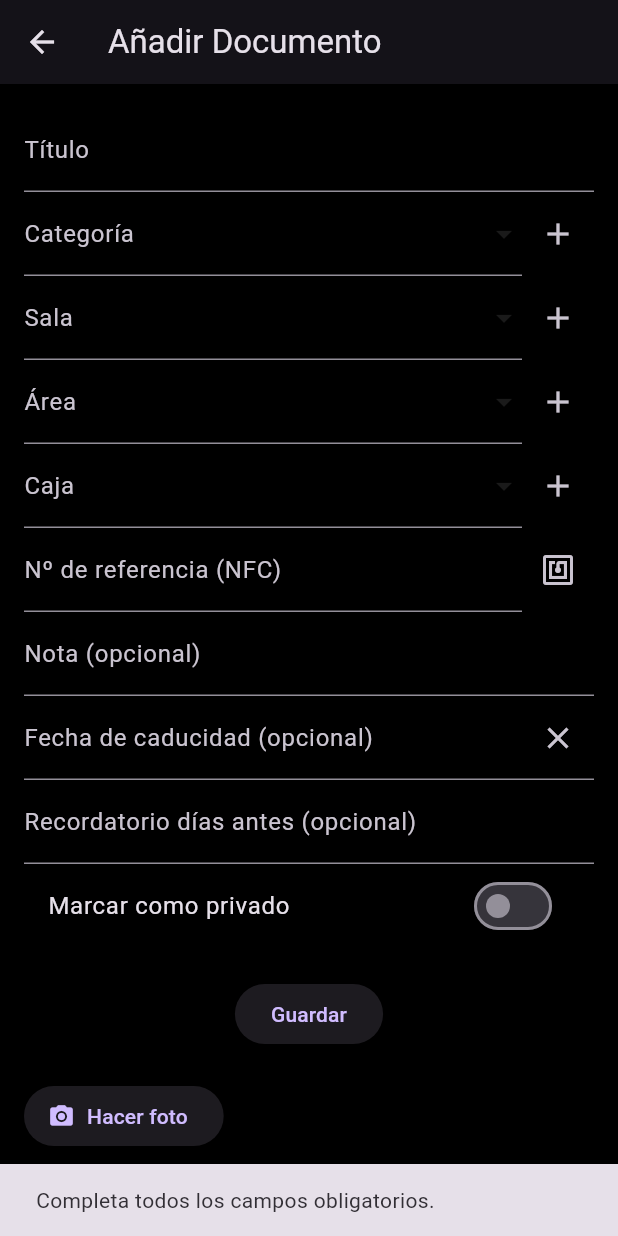
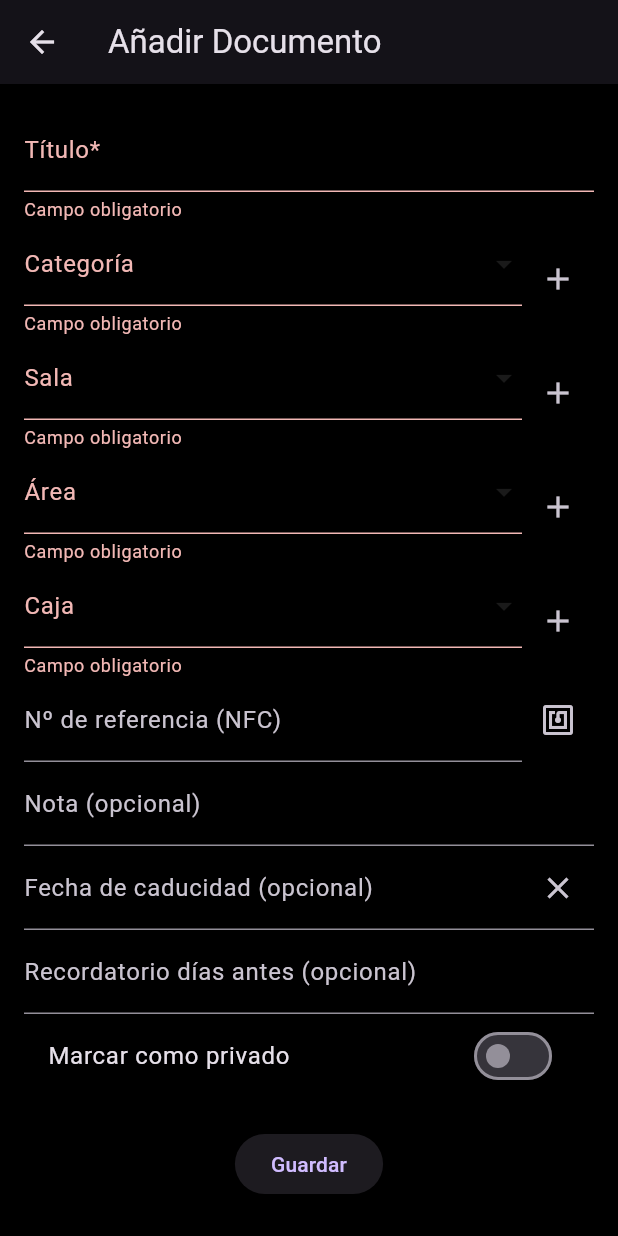
Before and after one commit to 0wen26/docudex, a Flutter app: the AddEditDocumentScreen screen opened directly, after a tap on "Guardar", on a phone screen of 412 x 824 dp. Run offline on Flutter 3.47's test engine with Material 3 defaults, Android fonts, the phone set to English and light mode, and no system bars; our stand-ins replace file_picker, flutter_colorpicker, get_it, image_picker, sqflite; missing offline and left inert: flutter_nfc_kit, ndef, nfc_manager; accounts and stored records are empty.

Commit message:
Refactor document form and add reusable widgets

```diff
--- a/lib/core/widgets/add_edit_document_form.dart
+++ b/lib/core/widgets/add_edit_document_form.dart
@@ -10,6 +10,7 @@
 import '../../database/database_helper.dart';
 import 'document_form_fields.dart';
 import 'add_category_dialog.dart';
+import '../../document_form_controllers.dart';
 
 class AddEditDocumentForm extends StatefulWidget {
   final Document? existingDocument;
@@ -22,11 +23,9 @@
 }
 
 class _AddEditDocumentFormState extends State<AddEditDocumentForm> {
-  final _titleController = TextEditingController();
-  final _noteController = TextEditingController();
-  final _referenceController = TextEditingController();
-  final _dateController = TextEditingController();
-  final _reminderController = TextEditingController();
+  final _formKey = GlobalKey<FormState>();
+  final _controllers = DocumentFormControllers();
+  bool _isSaving = false;
 
   List<Category> categories = [];
   List<String> rooms = [], areas = [], boxes = [];
@@ -57,14 +56,14 @@
 
       final doc = widget.existingDocument;
       if (doc != null) {
-        _titleController.text = doc.title;
+        _controllers.title.text = doc.title;
         selectedRoom = doc.locationRoom;
         selectedArea = doc.locationArea;
         selectedBox = doc.locationBox;
-        _noteController.text = doc.note ?? '';
-        _referenceController.text = doc.referenceNumber ?? '';
-        _dateController.text = doc.date ?? '';
-        _reminderController.text = doc.reminderDays?.toString() ?? '';
+        _controllers.note.text = doc.note ?? '';
+        _controllers.reference.text = doc.referenceNumber ?? '';
+        _controllers.date.text = doc.date ?? '';
+        _controllers.reminder.text = doc.reminderDays?.toString() ?? '';
         isPrivate = doc.isPrivate;
         selectedCategoryId = doc.categoryId;
         _imagePath = doc.imagePath;
@@ -91,29 +90,28 @@
   }
 
   Future<void> _saveDocument() async {
-    if (_titleController.text.trim().isEmpty ||
+    if (!_formKey.currentState!.validate() ||
         selectedCategoryId == null ||
         selectedRoom == null ||
         selectedArea == null ||
         selectedBox == null) {
-      ScaffoldMessenger.of(context).showSnackBar(
-        const SnackBar(content: Text('Completa todos los campos obligatorios.')),
-      );
       return;
     }
+
+    setState(() => _isSaving = true);
 
     final now = DateTime.now().toIso8601String();
     final doc = Document(
       id: widget.existingDocument?.id,
-      title: _titleController.text.trim(),
+      title: _controllers.title.text.trim(),
       categoryId: selectedCategoryId!,
       locationRoom: selectedRoom!,
       locationArea: selectedArea!,
       locationBox: selectedBox!,
-      note: _noteController.text.trim().isEmpty ? null : _noteController.text.trim(),
-      referenceNumber: _referenceController.text.trim().isEmpty ? null : _referenceController.text.trim(),
-      date: _dateController.text.trim().isEmpty ? null : _dateController.text.trim(),
-      reminderDays: int.tryParse(_reminderController.text.trim()),
+      note: _controllers.note.text.trim().isEmpty ? null : _controllers.note.text.trim(),
+      referenceNumber: _controllers.reference.text.trim().isEmpty ? null : _controllers.reference.text.trim(),
+      date: _controllers.date.text.trim().isEmpty ? null : _controllers.date.text.trim(),
+      reminderDays: int.tryParse(_controllers.reminder.text.trim()),
       isPrivate: isPrivate,
       nfcId: widget.existingDocument?.nfcId,
       imagePath: _imagePath,
@@ -127,19 +125,33 @@
       await DatabaseHelper().updateDocument(doc);
     }
 
+    setState(() => _isSaving = false);
     widget.onSaved?.call();
   }
 
   @override
+  void dispose() {
+    _controllers.title.dispose();
+    _controllers.note.dispose();
+    _controllers.reference.dispose();
+    _controllers.date.dispose();
+    _controllers.reminder.dispose();
+    super.dispose();
+  }
+
+  @override
   Widget build(BuildContext context) {
-    return Column(
-      children: [
-        DocumentFormFields(
-          titleController: _titleController,
-          noteController: _noteController,
-          referenceController: _referenceController,
-          dateController: _dateController,
-          reminderController: _reminderController,
+    return Form(
+      key: _formKey,
+      child: Column(
+        children: [
+          DocumentFormFields(
+          titleController: _controllers.title,
+          noteController: _controllers.note,
+          referenceController: _controllers.reference,
+          dateController: _controllers.date,
+          reminderController: _controllers.reminder,
+          isSaving: _isSaving,
           categories: categories,
           rooms: rooms,
           areas: areas,
--- a/lib/core/widgets/document_form_fields.dart
+++ b/lib/core/widgets/document_form_fields.dart
@@ -3,7 +3,7 @@
 import 'package:flutter/material.dart';
 import 'package:intl/intl.dart';
 import 'package:flutter_nfc_kit/flutter_nfc_kit.dart';
-import 'package:ndef/ndef.dart' as ndef;
+import '../../services/nfc_service.dart';
 import '../../data/models/category.dart';
 //import 'add_category_dialog.dart';
 import 'location_dialog.dart';
@@ -28,6 +28,7 @@
   final Future<void> Function() onAddCategory;
   final Future<void> Function() onReload;
   final VoidCallback onReadNfc;
+  final bool isSaving;
 
   const DocumentFormFields({super.key,
     required this.titleController,
@@ -52,7 +53,8 @@
     required this.onSubmit,
     required this.onAddCategory,
     required this.onReload,
-    required this.onReadNfc});
+    required this.onReadNfc,
+    required this.isSaving});
 
   @override
   State<DocumentFormFields> createState() => _DocumentFormFieldsState();
@@ -77,44 +79,22 @@
 
   Future<void> _readNfcTag() async {
     try {
-      final availability = await FlutterNfcKit.nfcAvailability;
-      if (availability != NFCAvailability.available) {
-        if (!mounted) return;
+      final id = await NfcService.readTagId();
+      if (!mounted) return;
+      if (id != null) {
+        widget.referenceController.text = id;
         ScaffoldMessenger.of(context).showSnackBar(
-          const SnackBar(content: Text('NFC no disponible.')),
-        );
-        return;
-      }
-
-      await FlutterNfcKit.poll(timeout: const Duration(seconds: 10));
-      final records = await FlutterNfcKit.readNDEFRecords();
-
-      String? tagText;
-      for (var record in records) {
-        if (record is ndef.TextRecord) {
-          tagText = record.text;
-          break;
-        }
-      }
-
-      await FlutterNfcKit.finish();
-
-      if (!mounted) return;
-
-      if (tagText != null && tagText.trim().isNotEmpty) {
-        widget.referenceController.text = tagText;
-        ScaffoldMessenger.of(context).showSnackBar(
-          SnackBar(content: Text('Referencia leída: \$tagText')),
+          SnackBar(content: Text('Referencia le\u00edda: ' + id)),
         );
       } else {
         ScaffoldMessenger.of(context).showSnackBar(
-          const SnackBar(content: Text('No se encontró texto válido en la etiqueta.')),
+          const SnackBar(content: Text('No se pudo leer la etiqueta.')),
         );
       }
     } catch (e) {
       if (!mounted) return;
       ScaffoldMessenger.of(context).showSnackBar(
-        SnackBar(content: Text('Error al leer NFC: \$e')),
+        SnackBar(content: Text('Error al leer NFC: ' + e.toString())),
       );
     }
   }
@@ -125,7 +105,9 @@
       children: [
         TextFormField(
           controller: widget.titleController,
-          decoration: const InputDecoration(labelText: 'Título'),
+          decoration: const InputDecoration(labelText: 'Título*'),
+          validator: (value) =>
+              (value == null || value.isEmpty) ? 'Campo obligatorio' : null,
         ),
         Row(
           children: [
@@ -135,6 +117,7 @@
                 items: widget.categories.map((cat) => DropdownMenuItem(value: cat.id, child: Text(cat.name))).toList(),
                 onChanged: widget.onCategoryChanged,
                 decoration: const InputDecoration(labelText: 'Categoría'),
+                validator: (val) => val == null ? 'Campo obligatorio' : null,
               ),
             ),
             IconButton(
@@ -143,9 +126,36 @@
             ),
           ],
         ),
-        buildLocationDropdown(context, 'Sala', 'room', widget.rooms, widget.selectedRoom, widget.onRoomChanged, widget.onReload),
-        buildLocationDropdown(context, 'Área', 'area', widget.areas, widget.selectedArea, widget.onAreaChanged, widget.onReload),
-        buildLocationDropdown(context, 'Caja', 'box', widget.boxes, widget.selectedBox, widget.onBoxChanged, widget.onReload),
+        buildLocationDropdown(
+          context,
+          'Sala',
+          'room',
+          widget.rooms,
+          widget.selectedRoom,
+          widget.onRoomChanged,
+          widget.onReload,
+          (val) => val == null ? 'Campo obligatorio' : null,
+        ),
+        buildLocationDropdown(
+          context,
+          'Área',
+          'area',
+          widget.areas,
+          widget.selectedArea,
+          widget.onAreaChanged,
+          widget.onReload,
+          (val) => val == null ? 'Campo obligatorio' : null,
+        ),
+        buildLocationDropdown(
+          context,
+          'Caja',
+          'box',
+          widget.boxes,
+          widget.selectedBox,
+          widget.onBoxChanged,
+          widget.onReload,
+          (val) => val == null ? 'Campo obligatorio' : null,
+        ),
         Row(
           children: [
             Expanded(
@@ -179,8 +189,10 @@
         ),
         const SizedBox(height: 20),
         ElevatedButton(
-          onPressed: widget.onSubmit,
-          child: const Text('Guardar'),
+          onPressed: widget.isSaving ? null : widget.onSubmit,
+          child: widget.isSaving
+              ? const CircularProgressIndicator()
+              : const Text('Guardar'),
         ),
       ],
     );
--- a/lib/core/widgets/location_dialog.dart
+++ b/lib/core/widgets/location_dialog.dart
@@ -2,6 +2,7 @@
 
 import 'package:flutter/material.dart';
 import '../../database/database_helper.dart';
+import '../../widgets/location_dropdown.dart';
 
 Future<bool> showAddLocationDialog(BuildContext context, String type) async {
   final controller = TextEditingController();
@@ -42,15 +43,17 @@
   String? selectedValue,
   void Function(String?) onChanged,
   VoidCallback onReload,
+  String? Function(String?)? validator,
 ) {
   return Row(
     children: [
       Expanded(
-        child: DropdownButtonFormField<String>(
+        child: LocationDropdown(
+          label: label,
+          options: values,
           value: selectedValue,
-          items: values.map((val) => DropdownMenuItem(value: val, child: Text(val))).toList(),
           onChanged: onChanged,
-          decoration: InputDecoration(labelText: label),
+          validator: validator,
         ),
       ),
       IconButton(
--- /dev/null
+++ b/lib/document_form_controllers.dart
@@ -0,0 +1,9 @@
+import 'package:flutter/material.dart';
+
+class DocumentFormControllers {
+  final title = TextEditingController();
+  final note = TextEditingController();
+  final reference = TextEditingController();
+  final date = TextEditingController();
+  final reminder = TextEditingController();
+}
--- a/lib/screens/add_edit_document_screen.dart
+++ b/lib/screens/add_edit_document_screen.dart
@@ -17,15 +17,23 @@
   @override
   Widget build(BuildContext context) {
     return Scaffold(
-      appBar: AppBar(
-        title: Text(widget.existingDocument == null ? 'Añadir Documento' : 'Editar Documento'),
-      ),
-      body: SingleChildScrollView(
-        padding: const EdgeInsets.all(16),
-        child: AddEditDocumentForm(
-          existingDocument: widget.existingDocument,
-          onSaved: () => Navigator.pop(context, true),
-        ),
+      appBar: _buildAppBar(),
+      body: _buildForm(),
+    );
+  }
+
+  PreferredSizeWidget _buildAppBar() {
+    return AppBar(
+      title: Text(widget.existingDocument == null ? 'Añadir Documento' : 'Editar Documento'),
+    );
+  }
+
+  Widget _buildForm() {
+    return SingleChildScrollView(
+      padding: const EdgeInsets.all(16),
+      child: AddEditDocumentForm(
+        existingDocument: widget.existingDocument,
+        onSaved: () => Navigator.pop(context, true),
       ),
     );
   }
--- a/lib/services/nfc_service.dart
+++ b/lib/services/nfc_service.dart
@@ -1,31 +1,20 @@
-// lib/services/nfc_service.dart
-
 import 'package:flutter_nfc_kit/flutter_nfc_kit.dart';
 
+class NfcReadException implements Exception {
+  final String message;
+  NfcReadException(this.message);
+  @override
+  String toString() => message;
+}
+
 class NfcService {
-  /// Lee una etiqueta NFC y devuelve su ID o lanza una excepción si falla.
-  Future<String?> readNfcId() async {
+  static Future<String?> readTagId() async {
     try {
-      final tag = await FlutterNfcKit.poll(timeout: const Duration(seconds: 10));
+      final tag = await FlutterNfcKit.poll();
       await FlutterNfcKit.finish();
       return tag.id;
     } catch (e) {
-      return Future.error('Error al leer NFC: \$e');
+      throw NfcReadException(e.toString());
     }
   }
-
-  /// Verifica si el dispositivo soporta y tiene activado el NFC.
-  Future<bool> isNfcAvailable() async {
-    final availability = await FlutterNfcKit.nfcAvailability;
-    return availability == NFCAvailability.available;
-  }
-
-  /// Devuelve un mensaje descriptivo si NFC no está disponible
-  Future<String?> getAvailabilityMessage() async {
-    final availability = await FlutterNfcKit.nfcAvailability;
-    return {
-      NFCAvailability.disabled: 'NFC está desactivado. Actívalo desde los ajustes.',
-      NFCAvailability.not_supported: 'Este dispositivo no soporta NFC.',
-    }[availability];
-  }
 }
--- /dev/null
+++ b/lib/widgets/location_dropdown.dart
@@ -0,0 +1,31 @@
+import 'package:flutter/material.dart';
+
+class LocationDropdown extends StatelessWidget {
+  final String label;
+  final List<String> options;
+  final String? value;
+  final ValueChanged<String?> onChanged;
+  final String? Function(String?)? validator;
+
+  const LocationDropdown({
+    super.key,
+    required this.label,
+    required this.options,
+    required this.value,
+    required this.onChanged,
+    this.validator,
+  });
+
+  @override
+  Widget build(BuildContext context) {
+    return DropdownButtonFormField<String>(
+      value: value,
+      items: options
+          .map((opt) => DropdownMenuItem(value: opt, child: Text(opt)))
+          .toList(),
+      onChanged: onChanged,
+      validator: validator,
+      decoration: InputDecoration(labelText: label),
+    );
+  }
+}
```
